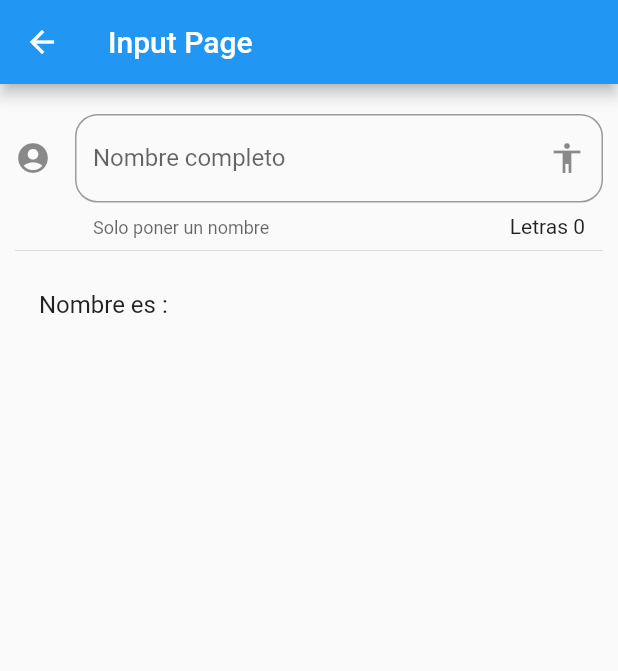
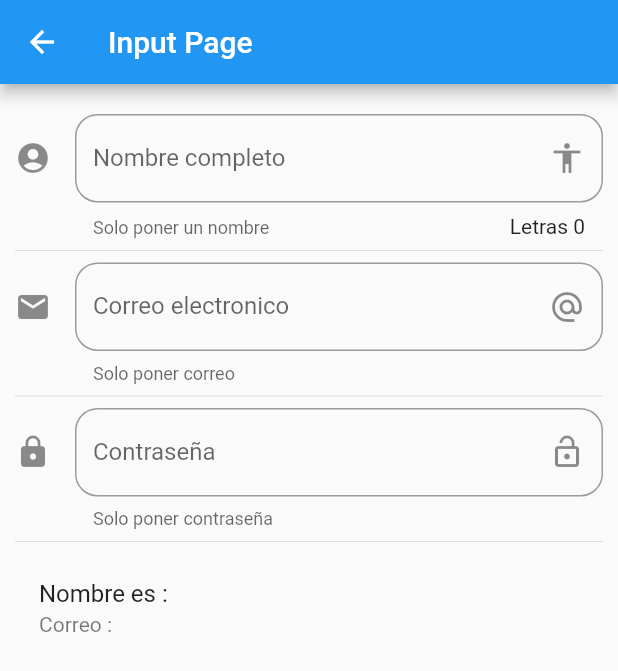
Before and after one commit to eddieHdz/flutter_componentes, a Flutter app: the inputPage screen opened by its route, on a phone screen of 412 x 824 dp. Shown: the top 671 px of the screen. Run offline on Flutter 3.47's test engine with Material 2 defaults, Android fonts, the phone set to English and light mode, and no system bars.

Commit message:
se crearon los input para agregar el correo y la contraseña

```diff
--- a/lib/src/pages/input_page.dart
+++ b/lib/src/pages/input_page.dart
@@ -7,6 +7,8 @@ class inputPage extends StatefulWidget {
 
 class _inputPageState extends State<inputPage> {
   String _nombre = '';
+  String _correo = '';
+  String _pass = '';
   @override
   Widget build(BuildContext context) {
     return Scaffold(
@@ -16,15 +18,19 @@ class _inputPageState extends State<inputPage> {
       body: ListView(
         padding: EdgeInsets.symmetric(horizontal: 10.0, vertical: 20.0),
         children: <Widget>[
-          crearInput(),
+          _crearInput(),
           Divider(),
-          crearPersona(),
+          _crearEmail(),
+          Divider(),
+          _crearPassword(),
+          Divider(),
+          _crearPersona(),
         ],
       ),
     );
   }
 
-  Widget crearInput() {
+  Widget _crearInput() {
     return TextField(
       //autofocus: true,
       decoration: InputDecoration(
@@ -43,9 +49,46 @@ class _inputPageState extends State<inputPage> {
     );
   }
 
-  Widget crearPersona() {
+  Widget _crearEmail() {
+    return TextField(
+      keyboardType: TextInputType.emailAddress,
+      decoration: InputDecoration(
+          border: OutlineInputBorder(borderRadius: BorderRadius.circular(15.0)),
+          hintText: 'Correo',
+          labelText: 'Correo electronico',
+          helperText: 'Solo poner correo',
+          suffixIcon: Icon(Icons.alternate_email),
+          icon: Icon(Icons.mail)),
+      onChanged: (value) {
+        setState(() {
+          _correo = value;
+        });
+      },
+    );
+  }
+
+  Widget _crearPassword() {
+    return TextField(
+      obscureText: true,
+      decoration: InputDecoration(
+          border: OutlineInputBorder(borderRadius: BorderRadius.circular(15.0)),
+          hintText: 'Password',
+          labelText: 'Contraseña',
+          helperText: 'Solo poner contraseña',
+          suffixIcon: Icon(Icons.lock_open),
+          icon: Icon(Icons.lock)),
+      onChanged: (value) {
+        setState(() {
+          _pass = value;
+        });
+      },
+    );
+  }
+
+  Widget _crearPersona() {
     return ListTile(
       title: Text('Nombre es : $_nombre'),
+      subtitle: Text('Correo : $_correo'),
     );
   }
 }
```
